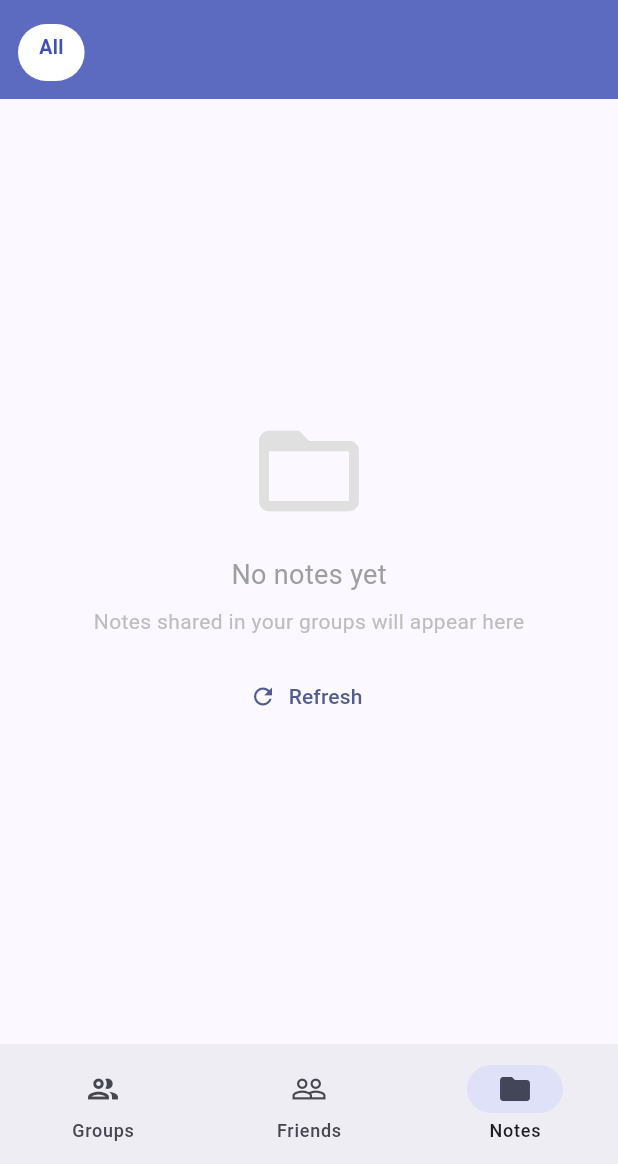
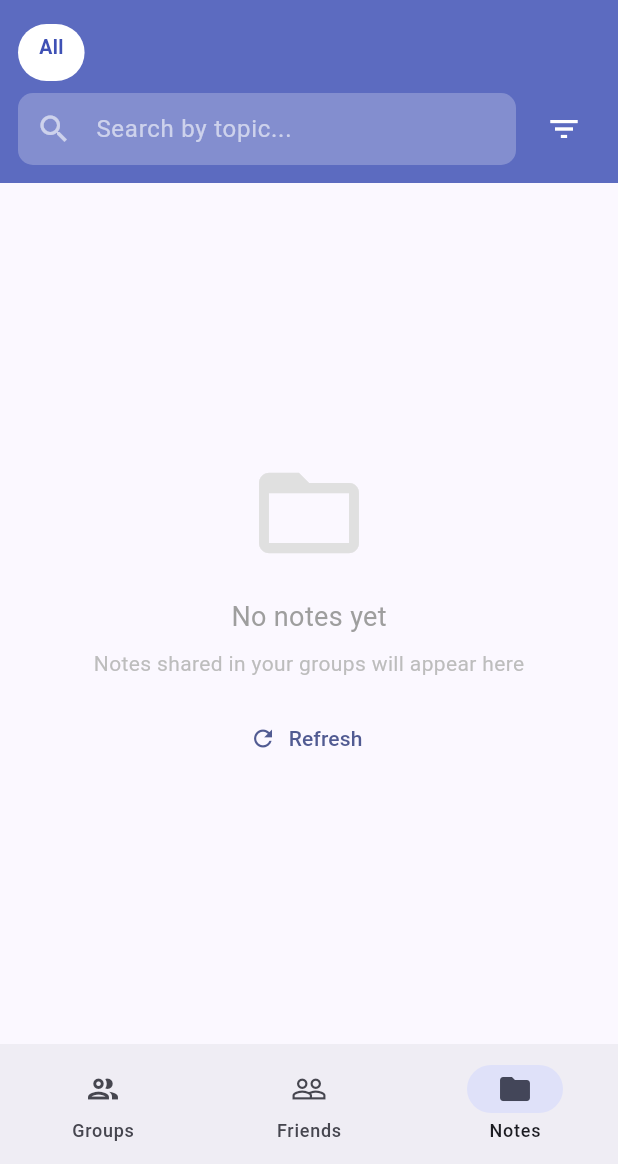
Before and after one commit to Shreerang912/StudySync, a Flutter app: the screen it shows once a user with an empty profile is signed in, item 3 of the bottom bar chosen, on a phone screen of 412 x 824 dp, the part 72-1236 px from its top. Run offline on Flutter 3.47's test engine with Material 3 defaults, Android fonts, the phone set to English and light mode, and no system bars; our stand-ins replace cached_network_image, image_picker, supabase_flutter; accounts and stored records are empty.

Commit message:
Add topic search filter to notes manager
Enable filtering notes by topic in the NotesManagerScreen.

```diff
--- a/lib/screens/notes/notes_manager_screen.dart
+++ b/lib/screens/notes/notes_manager_screen.dart
@@ -21,12 +21,18 @@ class _NotesManagerScreenState extends State<NotesManagerScreen> {
   List<NoteModel> _allNotes = [];
   List<String> _subjects = [];
   String? _selectedSubject;
+  String? _selectedTopic;
   bool _isLoading = true;
-
+  final _topicSearchController = TextEditingController();
   @override
   void initState() {
     super.initState();
     _loadData();
+  }
+  @override
+  void dispose() {
+    _topicSearchController.dispose();
+    super.dispose();
   }
 
   Future<void> _loadData() async {
@@ -45,6 +51,7 @@ class _NotesManagerScreenState extends State<NotesManagerScreen> {
     final notes = await _db.fetchNotes(
       groupIds: groupIds,
       subject: _selectedSubject,
+      topic: _selectedTopic,
     );
     final subjects = await _db.getSubjectsForGroups(groupIds);
 
@@ -64,6 +71,13 @@ class _NotesManagerScreenState extends State<NotesManagerScreen> {
     }
     return grouped;
   }
+  void _applyFilters() {
+    final topic = _topicSearchController.text.trim().isEmpty
+        ? null
+        : _topicSearchController.text.trim();
+    setState(() => _selectedTopic = topic);
+    _loadNotes();
+  }
 
   @override
   Widget build(BuildContext context) {
@@ -73,31 +87,69 @@ class _NotesManagerScreenState extends State<NotesManagerScreen> {
           Container(
             color: const Color(0xFF5C6BC0),
             padding: const EdgeInsets.fromLTRB(12, 8, 12, 12),
-            child: SizedBox(
+            child: Column(
+              children: [
+                SizedBox(
                   height: 38,
                   child: ListView(
                     scrollDirection: Axis.horizontal,
                     children: [
-                  _FilterChip(
-                    label: 'All',
-                    selected: _selectedSubject == null,
-                    onTap: () {
+                      _FilterChip(label: 'All', selected: _selectedSubject == null, onTap: () {
                         setState(() => _selectedSubject = null);
                         _loadNotes();
                       },
                       ),
                       ..._subjects.map(
-                    (s) => _FilterChip(
-                      label: s,
-                      selected: _selectedSubject == s,
-                      onTap: () {
-                        setState(() => _selectedSubject = s);
+                        (s) => _FilterChip(label: s,
+                         selected: _selectedSubject == s, onTap: () {setState(() => _selectedSubject = s);
                          _loadNotes();
                          },
                         ),
                       ),
                     ],
                   ),
+                ),
+                const SizedBox(height: 8),
+                Row(
+                  children: [
+                    Expanded(child: TextField(
+                      controller: _topicSearchController,
+                      onSubmitted: (_) => _applyFilters(),
+                      decoration: InputDecoration(
+                        hintText: 'Search by topic...',
+                        hintStyle: const TextStyle(color: Colors.white60),
+                        prefixIcon: const Icon(Icons.search, color: Colors.white60),
+                        filled: true,
+                        fillColor: Colors.white24,
+                        contentPadding: const EdgeInsets.symmetric(vertical: 8),
+                        border: OutlineInputBorder(
+                          borderRadius: BorderRadius.circular(10),
+                          borderSide: BorderSide.none,
+                        ),
+                      ),
+                      style: const TextStyle(color: Colors.white),
+                     ),
+                    ),
+                    const SizedBox(width: 8),
+                    IconButton(onPressed: _applyFilters, icon: const Icon(Icons.filter_list, color: Colors.white),
+                    tooltip: 'Apply filter',
+                    ),
+                    if (_selectedSubject != null || _selectedTopic != null)
+                    IconButton(
+                      onPressed: () {
+                        setState(() {
+                          _selectedSubject = null;
+                          _selectedTopic = null;
+                          _topicSearchController.clear();
+                        });
+                        _loadNotes();
+                      },
+                      icon: const Icon(Icons.clear, color: Colors.white70),
+                      tooltip: 'Clear filters',
+                    ),
+                  ],
+                ),
+              ],
             ),
           ),
 
```
Lines whose indentation alone changed are shown as unchanged.
